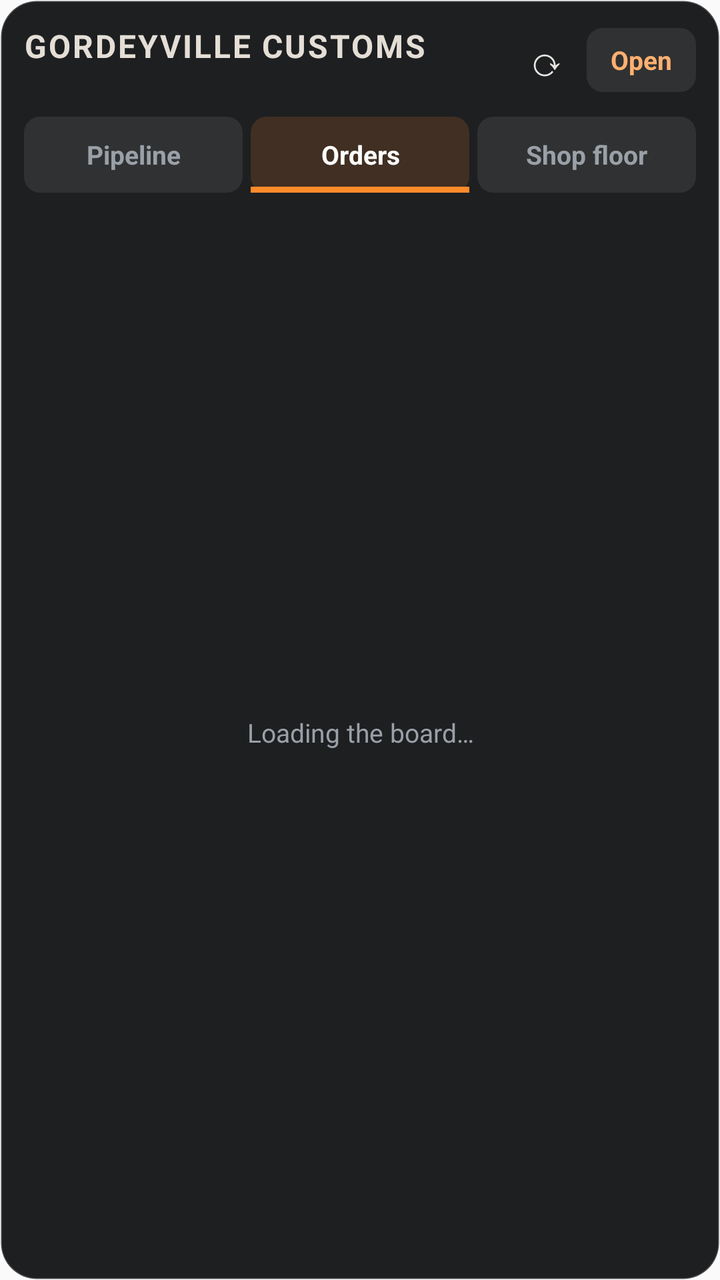
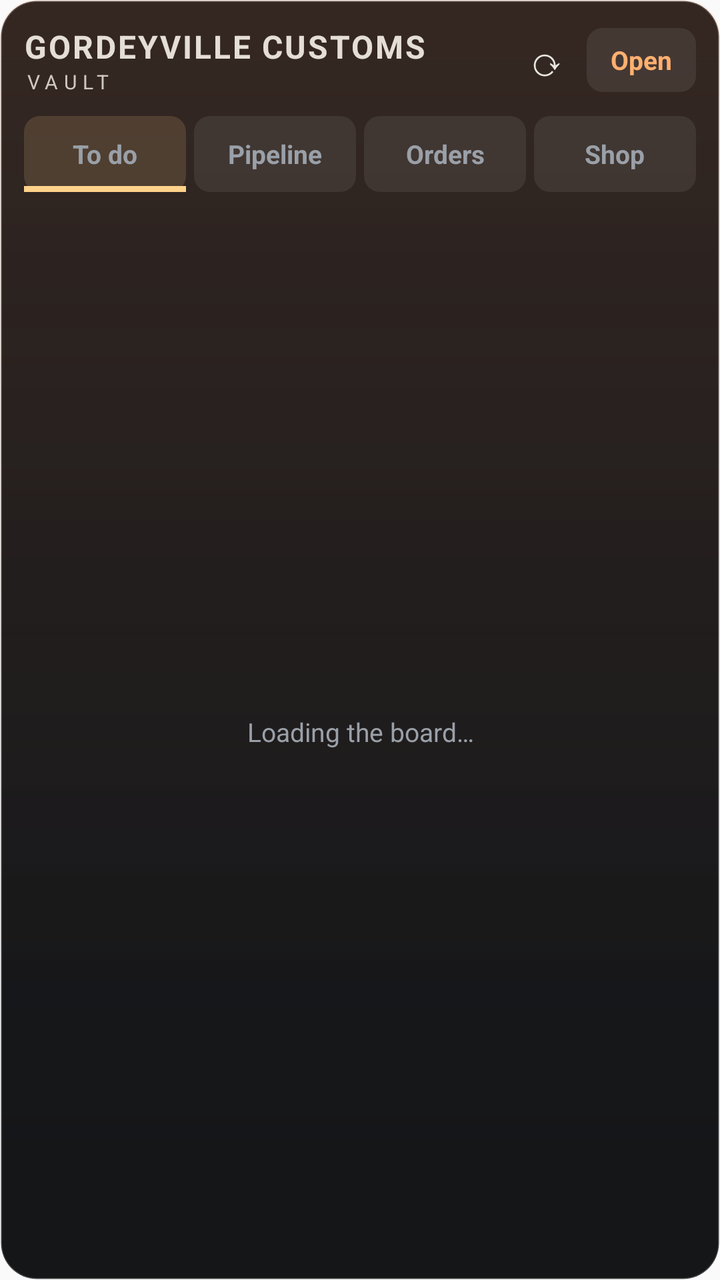

Compare the two renders of this Android layout. The source of the first and the diff that turns it into the second are given below.
<!-- AndroidManifest.xml: application theme AppTheme -->
<!-- res/layout/widget_shop.xml -->
<?xml version="1.0" encoding="utf-8"?>
<LinearLayout xmlns:android="http://schemas.android.com/apk/res/android"
    android:id="@+id/root"
    android:layout_width="match_parent"
    android:layout_height="match_parent"
    android:orientation="vertical"
    android:padding="12dp"
    android:background="@drawable/widget_bg">

    <LinearLayout
        android:layout_width="match_parent"
        android:layout_height="wrap_content"
        android:orientation="horizontal"
        android:gravity="center_vertical">
        <LinearLayout
            android:layout_width="0dp"
            android:layout_height="wrap_content"
            android:layout_weight="1"
            android:orientation="vertical">
            <TextView
                android:id="@+id/title"
                android:layout_width="wrap_content"
                android:layout_height="wrap_content"
                android:text="GORDEYVILLE CUSTOMS"
                android:textColor="#FFE4DED6"
                android:textSize="16sp"
                android:textStyle="bold"
                android:letterSpacing="0.06"/>
            <TextView
                android:id="@+id/updated"
                android:layout_width="wrap_content"
                android:layout_height="wrap_content"
                android:text=""
                android:textColor="#FF9AA0A8"
                android:textSize="11sp"/>
        </LinearLayout>
        <TextView
            android:id="@+id/refresh"
            android:layout_width="40dp"
            android:layout_height="36dp"
            android:gravity="center"
            android:text="⟳"
            android:textColor="#FFE9E6E1"
            android:textSize="20sp"/>
        <TextView
            android:id="@+id/open"
            android:layout_width="wrap_content"
            android:layout_height="32dp"
            android:gravity="center"
            android:paddingLeft="12dp"
            android:paddingRight="12dp"
            android:background="@drawable/widget_tab_off"
            android:text="Open"
            android:textColor="#FFFFB070"
            android:textStyle="bold"
            android:textSize="13sp"/>
    </LinearLayout>

    <LinearLayout
        android:layout_width="match_parent"
        android:layout_height="wrap_content"
        android:layout_marginTop="10dp"
        android:layout_marginBottom="8dp"
        android:orientation="horizontal">
        <TextView
            android:id="@+id/tab_pipeline"
            android:layout_width="0dp"
            android:layout_height="38dp"
            android:layout_weight="1"
            android:layout_marginRight="4dp"
            android:gravity="center"
            android:background="@drawable/widget_tab_off"
            android:text="Pipeline"
            android:textStyle="bold"
            android:textSize="13sp"
            android:textColor="#FF9AA0A8"/>
        <TextView
            android:id="@+id/tab_orders"
            android:layout_width="0dp"
            android:layout_height="38dp"
            android:layout_weight="1"
            android:layout_marginRight="4dp"
            android:gravity="center"
            android:background="@drawable/widget_tab_on"
            android:text="Orders"
            android:textStyle="bold"
            android:textSize="13sp"
            android:textColor="#FFFFFFFF"/>
        <TextView
            android:id="@+id/tab_shop"
            android:layout_width="0dp"
            android:layout_height="38dp"
            android:layout_weight="1"
            android:gravity="center"
            android:background="@drawable/widget_tab_off"
            android:text="Shop floor"
            android:textStyle="bold"
            android:textSize="13sp"
            android:textColor="#FF9AA0A8"/>
    </LinearLayout>

    <FrameLayout
        android:layout_width="match_parent"
        android:layout_height="0dp"
        android:layout_weight="1">
        <ListView
            android:id="@+id/list"
            android:layout_width="match_parent"
            android:layout_height="match_parent"
            android:divider="@null"
            android:dividerHeight="0dp"/>
        <TextView
            android:id="@+id/empty"
            android:layout_width="match_parent"
            android:layout_height="match_parent"
            android:gravity="center"
            android:text="Loading the board…"
            android:textColor="#FF9AA0A8"
            android:textSize="13sp"/>
    </FrameLayout>
</LinearLayout>
<!-- resources referenced by this layout -->
<resources>
  <!-- drawable widget_bg (drawable) -->
  <?xml version="1.0" encoding="utf-8"?>
  <shape xmlns:android="http://schemas.android.com/apk/res/android" android:shape="rectangle">
      <solid android:color="#F2121316"/>
      <stroke android:width="1dp" android:color="#33FFFFFF"/>
      <corners android:radius="18dp"/>
  </shape>
  <!-- drawable widget_tab_off (drawable) -->
  <?xml version="1.0" encoding="utf-8"?>
  <shape xmlns:android="http://schemas.android.com/apk/res/android" android:shape="rectangle">
      <solid android:color="#14FFFFFF"/>
      <corners android:radius="8dp"/>
  </shape>
  <!-- drawable widget_tab_on (drawable) -->
  <?xml version="1.0" encoding="utf-8"?>
  <layer-list xmlns:android="http://schemas.android.com/apk/res/android">
      <item><shape android:shape="rectangle"><solid android:color="#26FF8A2A"/><corners android:radius="8dp"/></shape></item>
      <item android:gravity="bottom" android:height="3dp"><shape android:shape="rectangle"><solid android:color="#FFFF8A2A"/></shape></item>
  </layer-list>
  <style name="AppTheme" parent="Theme.AppCompat.Light.DarkActionBar">
          
          <item name="colorPrimary">@color/colorPrimary</item>
          <item name="colorPrimaryDark">@color/colorPrimaryDark</item>
          <item name="colorAccent">@color/colorAccent</item>
      </style>
</resources>

<!-- the commit's change to res/layout/widget_shop.xml (unified diff, before → after) -->
@@ -13,6 +13,7 @@
         android:orientation="horizontal"
         android:gravity="center_vertical">
         <LinearLayout
+            android:id="@+id/title_box"
             android:layout_width="0dp"
             android:layout_height="wrap_content"
             android:layout_weight="1"
@@ -30,9 +31,10 @@
                 android:id="@+id/updated"
                 android:layout_width="wrap_content"
                 android:layout_height="wrap_content"
-                android:text=""
-                android:textColor="#FF9AA0A8"
-                android:textSize="11sp"/>
+                android:text="VAULT"
+                android:letterSpacing="0.3"
+                android:textColor="#FFCFC9C0"
+                android:textSize="10sp"/>
         </LinearLayout>
         <TextView
             android:id="@+id/refresh"
@@ -63,6 +65,18 @@
         android:layout_marginBottom="8dp"
         android:orientation="horizontal">
         <TextView
+            android:id="@+id/tab_todo"
+            android:layout_width="0dp"
+            android:layout_height="38dp"
+            android:layout_weight="1"
+            android:layout_marginRight="4dp"
+            android:gravity="center"
+            android:background="@drawable/widget_tab_on_todo"
+            android:text="To do"
+            android:textStyle="bold"
+            android:textSize="13sp"
+            android:textColor="#FF9AA0A8"/>
+        <TextView
             android:id="@+id/tab_pipeline"
             android:layout_width="0dp"
             android:layout_height="38dp"
@@ -81,19 +95,20 @@
             android:layout_weight="1"
             android:layout_marginRight="4dp"
             android:gravity="center"
-            android:background="@drawable/widget_tab_on"
+            android:background="@drawable/widget_tab_off"
             android:text="Orders"
             android:textStyle="bold"
             android:textSize="13sp"
-            android:textColor="#FFFFFFFF"/>
+            android:textColor="#FF9AA0A8"/>
         <TextView
             android:id="@+id/tab_shop"
             android:layout_width="0dp"
             android:layout_height="38dp"
             android:layout_weight="1"
+            
             android:gravity="center"
             android:background="@drawable/widget_tab_off"
-            android:text="Shop floor"
+            android:text="Shop"
             android:textStyle="bold"
             android:textSize="13sp"
             android:textColor="#FF9AA0A8"/>
<!-- resource entries referenced after the edit -->
@@ -2,22 +2,26 @@
 <resources>
   <!-- drawable widget_bg (drawable) -->
   <?xml version="1.0" encoding="utf-8"?>
-  <shape xmlns:android="http://schemas.android.com/apk/res/android" android:shape="rectangle">
-      <solid android:color="#F2121316"/>
-      <stroke android:width="1dp" android:color="#33FFFFFF"/>
-      <corners android:radius="18dp"/>
-  </shape>
+  <layer-list xmlns:android="http://schemas.android.com/apk/res/android">
+      <item><shape android:shape="rectangle">
+          <gradient android:angle="270" android:startColor="#F5141518" android:centerColor="#F50F1013" android:endColor="#F50B0C0E"/>
+          <stroke android:width="1dp" android:color="#33FFFFFF"/>
+          <corners android:radius="18dp"/></shape></item>
+      <item android:bottom="140dp"><shape android:shape="rectangle">
+          <gradient android:angle="270" android:startColor="#1AFF7828" android:endColor="#00FF7828"/>
+          <corners android:radius="18dp"/></shape></item>
+  </layer-list>
   <!-- drawable widget_tab_off (drawable) -->
   <?xml version="1.0" encoding="utf-8"?>
   <shape xmlns:android="http://schemas.android.com/apk/res/android" android:shape="rectangle">
       <solid android:color="#14FFFFFF"/>
       <corners android:radius="8dp"/>
   </shape>
-  <!-- drawable widget_tab_on (drawable) -->
+  <!-- drawable widget_tab_on_todo (drawable) -->
   <?xml version="1.0" encoding="utf-8"?>
   <layer-list xmlns:android="http://schemas.android.com/apk/res/android">
-      <item><shape android:shape="rectangle"><solid android:color="#26FF8A2A"/><corners android:radius="8dp"/></shape></item>
-      <item android:gravity="bottom" android:height="3dp"><shape android:shape="rectangle"><solid android:color="#FFFF8A2A"/></shape></item>
+      <item><shape android:shape="rectangle"><solid android:color="#26FFD28A"/><corners android:radius="8dp"/></shape></item>
+      <item android:gravity="bottom" android:height="3dp"><shape android:shape="rectangle"><solid android:color="#FFFFD28A"/></shape></item>
   </layer-list>
   <style name="AppTheme" parent="Theme.AppCompat.Light.DarkActionBar">
           
